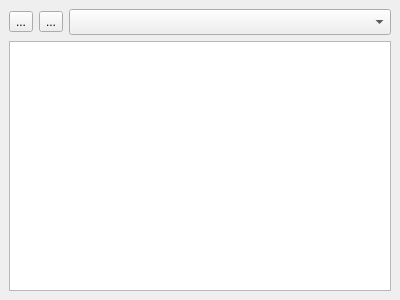
Ruin0x11/eiwaji, file lib/ui/lexer.ui: the form before one commit.
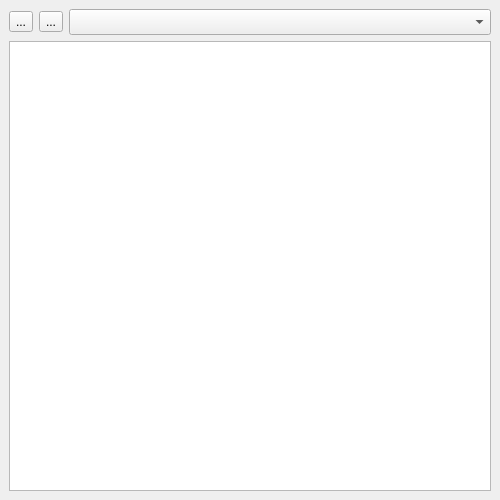
The form after the commit.

Commit message: redo layout, lexer color, and statusbar

The edit to the form file:
```diff
--- a/lib/ui/lexer.ui
+++ b/lib/ui/lexer.ui
@@ -6,14 +6,20 @@
    <rect>
     <x>0</x>
     <y>0</y>
-    <width>400</width>
-    <height>300</height>
+    <width>500</width>
+    <height>500</height>
    </rect>
   </property>
+  <property name="sizePolicy">
+   <sizepolicy hsizetype="Preferred" vsizetype="Preferred">
+    <horstretch>0</horstretch>
+    <verstretch>0</verstretch>
+   </sizepolicy>
+  </property>
   <property name="minimumSize">
    <size>
-    <width>266</width>
-    <height>200</height>
+    <width>420</width>
+    <height>400</height>
    </size>
   </property>
   <property name="features">
```
The commit also changes 9 other files.
